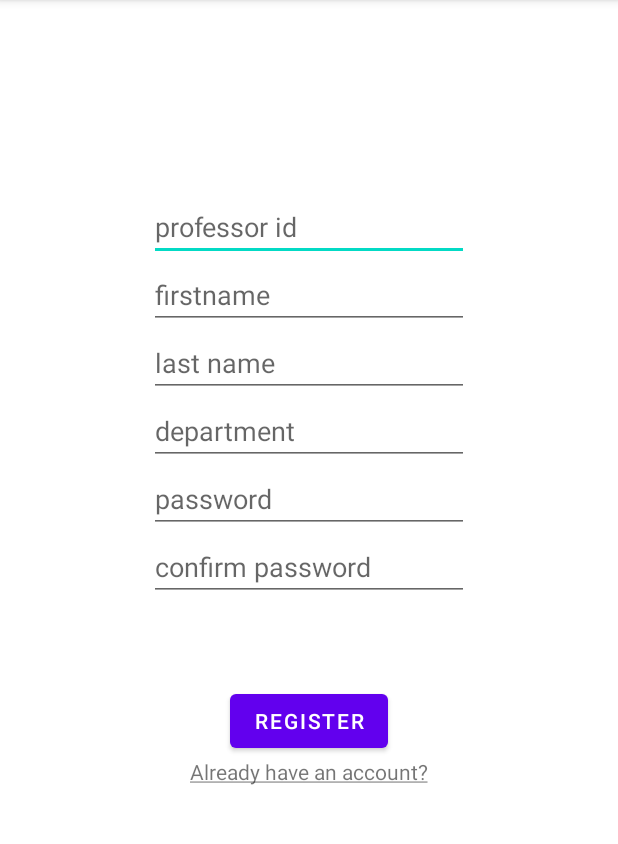
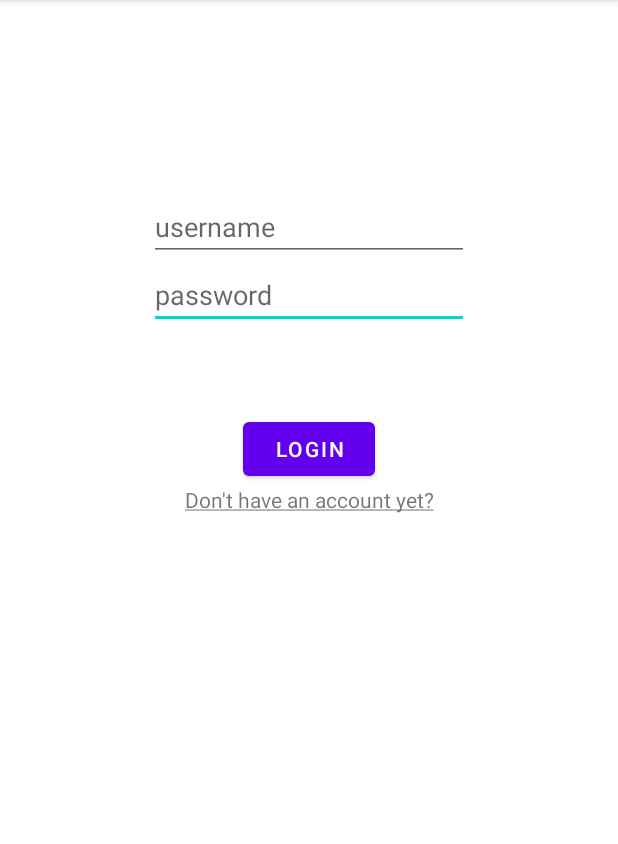
Before and after one commit to Deaniesaur/DeanPinlac_SanjibSaha_COMP304Sec002_Lab4, an Android app: the LoginActivity screen opened directly, with no data from a screen before it, after a tap on "REGISTER", on a phone screen of 412 x 824 dp, the part 84-928 px from its top. Run offline under Robolectric (Android 15) with nearby library versions, the phone set to English and light mode, and no system bars; our stand-ins replace Room's generated code; 2 other taps on this screen came first.

Commit message:
Redirect to Login after Registration

```diff
--- a/app/src/main/java/com/centennial/deanpinlac_sanjibsaha_comp304sec002/LoginActivity.java
+++ b/app/src/main/java/com/centennial/deanpinlac_sanjibsaha_comp304sec002/LoginActivity.java
@@ -36,6 +36,8 @@ public class LoginActivity extends AppCompatActivity {
     private EditText editUsername;
     private EditText editPassword;
     private EditText editConfirmPass;
+    private TextView labelAlter;
+    private Button buttonLogin;
 
     private ProfessorViewModel professorViewModel;
 
@@ -57,37 +59,17 @@ public class LoginActivity extends AppCompatActivity {
         editPassword = findViewById(R.id.editPassword);
         editConfirmPass = findViewById(R.id.editConfirmPass);
 
-        Button buttonLogin = findViewById(R.id.buttonLogin);
-        TextView labelAlter = findViewById(R.id.textAlter);
+        buttonLogin = findViewById(R.id.buttonLogin);
+        labelAlter = findViewById(R.id.textAlter);
 
         ConstraintSet constraintSet = new ConstraintSet();
         constraintSet.clone(layoutLogin);
 
         labelAlter.setOnClickListener(v -> {
             if(buttonLogin.getText().toString().equals(LOGIN_LABEL)){
-                constraintSet.connect(
-                        editUsername.getId(),
-                        ConstraintSet.TOP,
-                        layoutRegister.getId(),
-                        ConstraintSet.BOTTOM);
-                constraintSet.applyTo(layoutLogin);
-                layoutRegister.setVisibility(View.VISIBLE);
-                editUsername.setVisibility(View.GONE);
-                editConfirmPass.setVisibility(View.VISIBLE);
-                buttonLogin.setText(REGISTER_LABEL);
-                labelAlter.setText(R.string.alterHaveAccount);
+                transitionToRegister(constraintSet);
             }else{
-                constraintSet.connect(
-                        editUsername.getId(),
-                        ConstraintSet.TOP,
-                        R.id.guideline4,
-                        ConstraintSet.BOTTOM);
-                constraintSet.applyTo(layoutLogin);
-                layoutRegister.setVisibility(View.GONE);
-                editUsername.setVisibility(View.VISIBLE);
-                editConfirmPass.setVisibility(View.GONE);
-                buttonLogin.setText(LOGIN_LABEL);
-                labelAlter.setText(R.string.alterNoAccount);
+                transitionToLogin(constraintSet);
             }
         });
 
@@ -95,6 +77,7 @@ public class LoginActivity extends AppCompatActivity {
         professorViewModel.getInsertResult().observe(this, integer -> {
             if(integer == 1){
                 showMessage("Professor successfully saved");
+                transitionToLogin(constraintSet);
             }else{
                 showMessage("Error saving professor");
             }
@@ -141,13 +124,41 @@ public class LoginActivity extends AppCompatActivity {
         professorViewModel.getAllProfessors().observe(this, professors -> {
             String professorNames = "";
             for(Professor professor: professors){
-                professorNames  += professor.getFirstName() + "\n";
+                professorNames  += professor.getProfessorId() + "\n";
             }
 
             showMessage(professorNames);
         });
     }
 
+    private void transitionToLogin(ConstraintSet constraintSet){
+        constraintSet.connect(
+                editUsername.getId(),
+                ConstraintSet.TOP,
+                R.id.guideline4,
+                ConstraintSet.BOTTOM);
+        constraintSet.applyTo(layoutLogin);
+        layoutRegister.setVisibility(View.GONE);
+        editUsername.setVisibility(View.VISIBLE);
+        editConfirmPass.setVisibility(View.GONE);
+        buttonLogin.setText(LOGIN_LABEL);
+        labelAlter.setText(R.string.alterNoAccount);
+    }
+
+    private void transitionToRegister(ConstraintSet constraintSet){
+        constraintSet.connect(
+                editUsername.getId(),
+                ConstraintSet.TOP,
+                layoutRegister.getId(),
+                ConstraintSet.BOTTOM);
+        constraintSet.applyTo(layoutLogin);
+        layoutRegister.setVisibility(View.VISIBLE);
+        editUsername.setVisibility(View.GONE);
+        editConfirmPass.setVisibility(View.VISIBLE);
+        buttonLogin.setText(REGISTER_LABEL);
+        labelAlter.setText(R.string.alterHaveAccount);
+    }
+
     private void showMessage(String message){
         Toast.makeText(LoginActivity.this, message, Toast.LENGTH_SHORT).show();
     }
--- a/app/src/main/java/com/centennial/deanpinlac_sanjibsaha_comp304sec002/dao/StudentDao.java
+++ b/app/src/main/java/com/centennial/deanpinlac_sanjibsaha_comp304sec002/dao/StudentDao.java
@@ -17,4 +17,8 @@ public interface StudentDao {
     //Monitoring Query using Live Data
     @Query("select * from Student order by lastName, firstName")
     LiveData<List<Student>> getAllStudents();
+
+    //Query by professor Id
+    @Query("select * from Student where professorId = :professorId order by lastName, firstName")
+    LiveData<List<Student>> getStudentsByProfessorId(String professorId);
 }
--- a/app/src/main/java/com/centennial/deanpinlac_sanjibsaha_comp304sec002/model/Classroom.java
+++ b/app/src/main/java/com/centennial/deanpinlac_sanjibsaha_comp304sec002/model/Classroom.java
@@ -8,7 +8,7 @@ public class Classroom {
     @PrimaryKey(autoGenerate = true)
     private int classroomId;
     private int studentId;
-    private int professorId;
+    private String professorId;
     private String floor;
     private boolean airConditioned;
 
@@ -28,11 +28,11 @@ public class Classroom {
         this.studentId = studentId;
     }
 
-    public int getProfessorId() {
+    public String getProfessorId() {
         return professorId;
     }
 
-    public void setProfessorId(int professorId) {
+    public void setProfessorId(String professorId) {
         this.professorId = professorId;
     }
 
```
